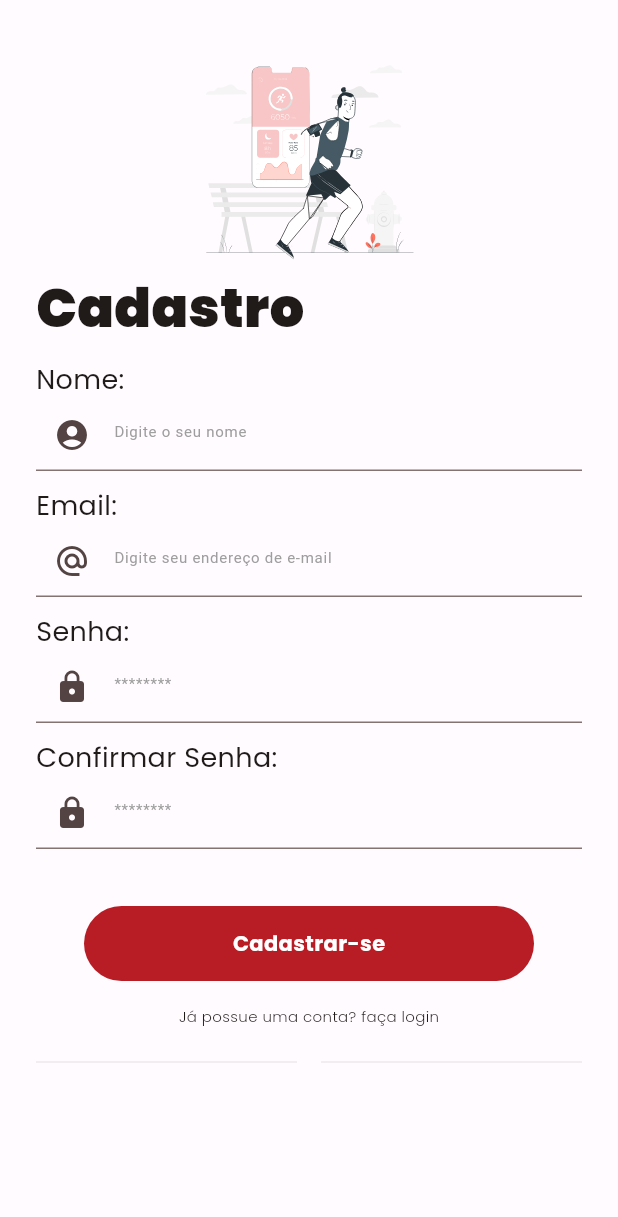
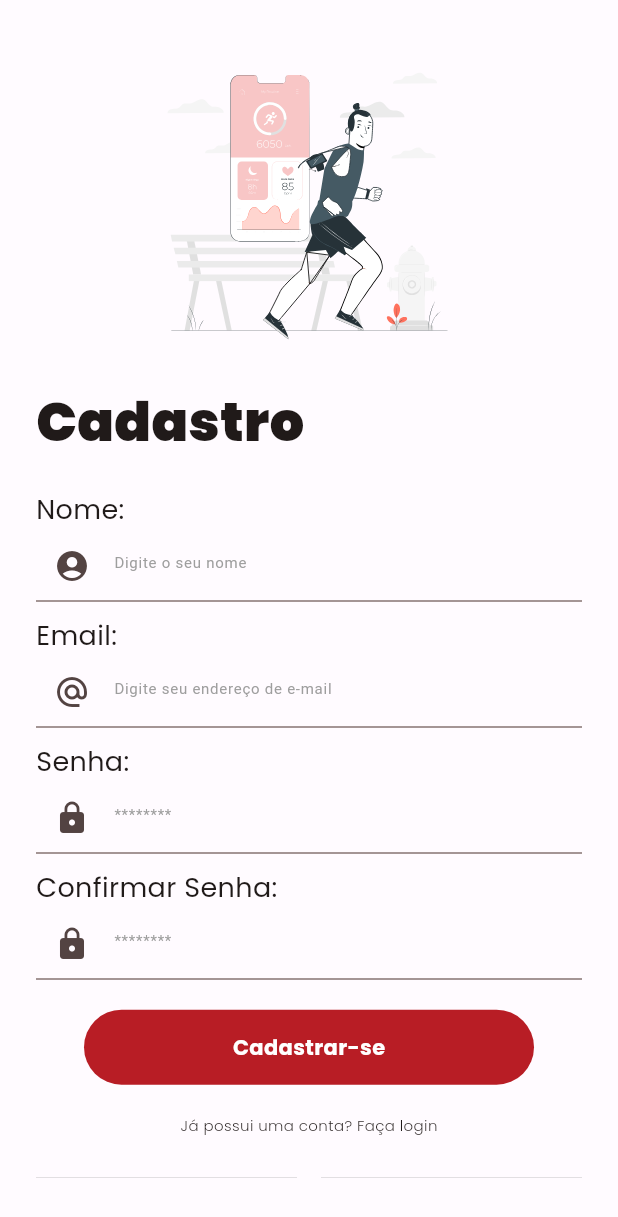
Before and after one commit to marcelomnzs/DSI, a Flutter app: the RegisterPage screen opened by its route, on a phone screen of 412 x 824 dp. Shown: the top 1217 px of the screen. Run offline on Flutter 3.47's test engine with Material 3 defaults, Android fonts, the phone set to English and light mode, and no system bars; our stand-ins replace flutter_svg, google_fonts, google_nav_bar.

Commit message:
Ajuste do tamanhos fixos para a responsividade do SVG RegisterPage

```diff
--- a/lib/screens/RegisterPage.dart
+++ b/lib/screens/RegisterPage.dart
@@ -5,7 +5,7 @@ import 'package:google_fonts/google_fonts.dart';
 import 'package:app_dsi/core/theme/color_schemes.dart';
 
 class RegisterPage extends StatelessWidget {
-  const RegisterPage({super.key});
+  const RegisterPage({Key? key});
 
   @override
   Widget build(BuildContext context) {
@@ -15,39 +15,37 @@ class RegisterPage extends StatelessWidget {
         child: Column(
           crossAxisAlignment: CrossAxisAlignment.start,
           children: [
-            const SizedBox(height: 30),
+            SizedBox(height: 30), // Adicionado espaço acima da imagem
             Flexible(
               child: FractionallySizedBox(
-                heightFactor: 0.60,
+                heightFactor: 0.9,
                 widthFactor: 1,
-                child: SvgPicture.asset('assets/svg/running-man-data.svg'),
+                child: SvgPicture.asset(
+                  'assets/svg/running-man-data.svg',
                 ),
               ),
-            SizedBox(
-              height: 50,
-              child: Text(
+            ),
+            SizedBox(height: 20), // Aumentado o espaço abaixo da imagem
+            Text(
               'Cadastro',
               style: GoogleFonts.poppins(
-                  textStyle: const TextStyle(
+                textStyle: TextStyle(
                   fontSize: 36,
                   fontWeight: FontWeight.w900,
                 ),
               ),
             ),
-            ),
-            const SizedBox(height: 10),
-            SizedBox(
-              child: Text(
+            SizedBox(height: 20), // Adicionado espaço após o texto 'Cadastro'
+            Text(
               'Nome:',
               style: GoogleFonts.poppins(
-                  textStyle: const TextStyle(
+                textStyle: TextStyle(
                   fontWeight: FontWeight.w400,
                   fontSize: 18,
                 ),
               ),
             ),
-            ),
-            const TextField(
+            TextField(
               decoration: InputDecoration(
                 prefixIcon: Icon(Icons.account_circle),
                 hintText: 'Digite o seu nome',
@@ -57,20 +55,16 @@ class RegisterPage extends StatelessWidget {
                 ),
               ),
             ),
-            const SizedBox(height: 10),
-            SizedBox(
-              child: Text(
+            SizedBox(height: 10), // Adicionado espaço após o campo 'Nome'
+            Text(
               'Email:',
               style: GoogleFonts.poppins(
-                  textStyle: const TextStyle(
+                textStyle: TextStyle(
                   fontWeight: FontWeight.w400,
                   fontSize: 18,
                 ),
               ),
             ),
-            ),
-            const Column(
-              children: [
             TextField(
               obscureText: true,
               decoration: InputDecoration(
@@ -82,21 +76,17 @@ class RegisterPage extends StatelessWidget {
                 ),
               ),
             ),
-              ],
-            ),
-            const SizedBox(height: 10),
-            SizedBox(
-              child: Text(
+            SizedBox(height: 10), // Adicionado espaço após o campo 'Email'
+            Text(
               'Senha:',
               style: GoogleFonts.poppins(
-                  textStyle: const TextStyle(
+                textStyle: TextStyle(
                   fontWeight: FontWeight.w400,
                   fontSize: 18,
                 ),
               ),
             ),
-            ),
-            const TextField(
+            TextField(
               decoration: InputDecoration(
                 prefixIcon: Icon(Icons.lock),
                 hintText: '********',
@@ -106,19 +96,17 @@ class RegisterPage extends StatelessWidget {
                 ),
               ),
             ),
-            const SizedBox(height: 10),
-            SizedBox(
-              child: Text(
+            SizedBox(height: 10), // Adicionado espaço após o campo 'Senha'
+            Text(
               'Confirmar Senha:',
               style: GoogleFonts.poppins(
-                  textStyle: const TextStyle(
+                textStyle: TextStyle(
                   fontWeight: FontWeight.w400,
                   fontSize: 18,
                 ),
               ),
             ),
-            ),
-            const TextField(
+            TextField(
               decoration: InputDecoration(
                 prefixIcon: Icon(Icons.lock),
                 hintText: '********',
@@ -128,10 +116,7 @@ class RegisterPage extends StatelessWidget {
                 ),
               ),
             ),
-            const Padding(
-              padding: EdgeInsets.symmetric(vertical: 16.0),
-            ),
-            const SizedBox(height: 6),
+            SizedBox(height: 20), // Adicionado espaço após os campos de senha
             Center(
               child: GestureDetector(
                 onTap: () {
@@ -146,28 +131,31 @@ class RegisterPage extends StatelessWidget {
                   margin: const EdgeInsets.symmetric(horizontal: 32),
                   decoration: BoxDecoration(
                     color: lightColorScheme.primary,
-                      borderRadius: BorderRadius.circular(34)),
-                  child: Text('Cadastrar-se',
+                    borderRadius: BorderRadius.circular(34),
+                  ),
+                  child: Text(
+                    'Cadastrar-se',
                     style: GoogleFonts.poppins(
-                        textStyle: const TextStyle(
+                      textStyle: TextStyle(
                         color: Colors.white,
                         fontWeight: FontWeight.bold,
                         fontSize: 14,
                       ),
-                      )),
                     ),
                   ),
                 ),
-            const SizedBox(height: 16),
+              ),
+            ),
+            SizedBox(height: 20), // Aumentado o espaço após o botão de cadastro
             Center(
               child: GestureDetector(
                 onTap: () {
                   Navigator.pop(context);
                 },
                 child: Text(
-                  'Já possue uma conta? faça login',
+                  'Já possui uma conta? Faça login',
                   style: GoogleFonts.poppins(
-                    textStyle: const TextStyle(
+                    textStyle: TextStyle(
                       fontWeight: FontWeight.w300,
                       fontSize: 10,
                     ),
@@ -175,8 +163,8 @@ class RegisterPage extends StatelessWidget {
                 ),
               ),
             ),
-            const SizedBox(height: 16),
-            const Padding(
+            SizedBox(height: 20), // Aumentado o espaço após o texto de login
+            Padding(
               padding: EdgeInsets.only(bottom: 8.0),
               child: Row(
                 children: [
```
Lines whose indentation alone changed are shown as unchanged.
